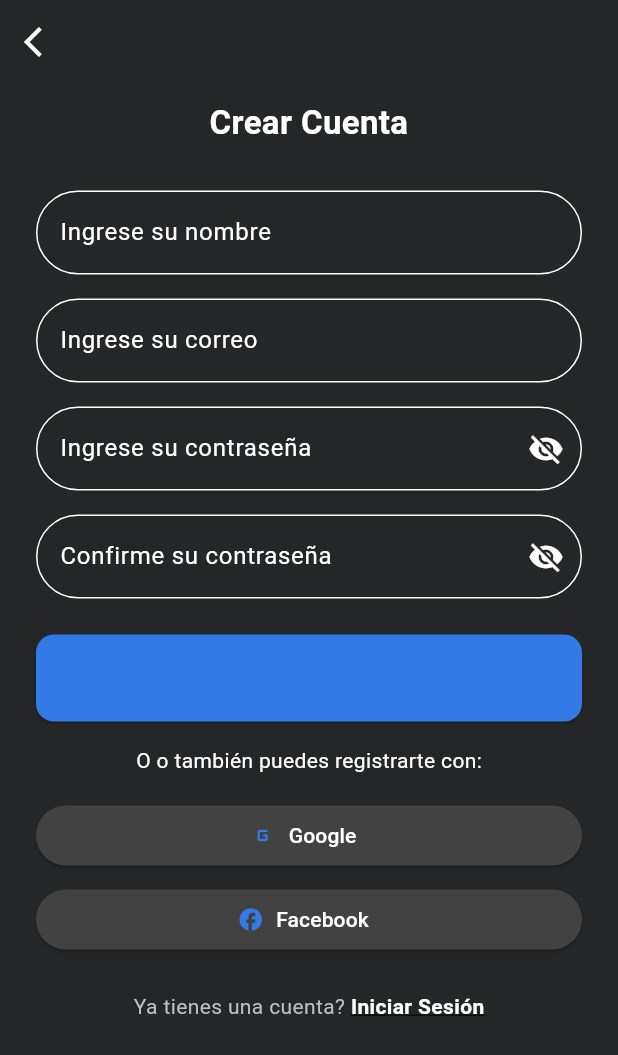
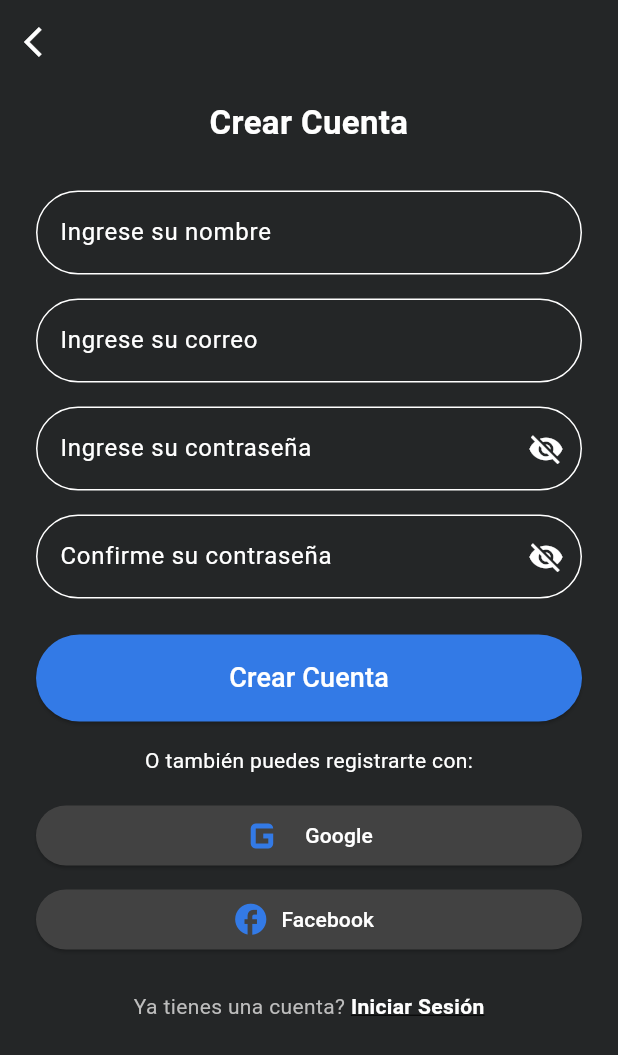
Before and after one commit to AxelRivera504/LoginApp, a Flutter app: the screen it shows after launch, after a tap on "Crear una cuenta", on a phone screen of 412 x 824 dp. Shown: the top 1055 px of the screen. Run offline on Flutter 3.47's test engine with Material 3 defaults, Android fonts, the phone set to English and light mode, and no system bars; our stand-ins replace go_router.

Commit message:
Arreglo de Diseño
Arreglo de boton Crear Cuenta.
Correcion Ortografica de texto.
Cambio de color de Texto.

```diff
--- a/login_app/lib/presentation/screens/home_screen.dart
+++ b/login_app/lib/presentation/screens/home_screen.dart
@@ -8,10 +8,10 @@ class HomeScreen extends StatelessWidget {
   final Integrantes? integrante;
 
   const HomeScreen({
-    Key? key,
+    super.key,
     required this.pageIndex,
     required this.integrante,
-  }) : super(key: key);
+  });
 
   @override
   Widget build(BuildContext context) {
--- a/login_app/lib/presentation/screens/login_screen.dart
+++ b/login_app/lib/presentation/screens/login_screen.dart
@@ -20,7 +20,7 @@ class _LoginScreenState extends State<LoginScreen> {
   final _confirmPasswordController = TextEditingController();
   List<Integrantes> integrantes = [
     Integrantes("dario.rivera@unah.hn", "20212020267", "Axel Rivera"),
-    Integrantes("eduardo.garcia@unah.hn", "20212020268", "Eduardo Garcia"),
+    Integrantes("exgarcia@unah.hn", "20182000505", "Eduardo Garcia"),
   ];
 
 
--- a/login_app/lib/presentation/screens/signup_screen.dart
+++ b/login_app/lib/presentation/screens/signup_screen.dart
@@ -139,28 +139,28 @@ class _SignUpScreenState extends State<SignUpScreen> {
               onPressed: _signUp,
               style: ElevatedButton.styleFrom(
                 backgroundColor: Theme.of(context).colorScheme.primary,
-                shape: RoundedRectangleBorder(borderRadius: BorderRadius.circular(12)),
+                shape: RoundedRectangleBorder(borderRadius: BorderRadius.circular(30)),
                 padding: const EdgeInsets.symmetric(vertical: 16),
               ),
-              child: const Text("Crear Cuenta", style: TextStyle(fontSize: 18)),
+              child: const Text("Crear Cuenta", style: TextStyle(fontSize: 18, color: Colors.white)),
             ),
             const SizedBox(height: 16),
 
             const Center(
-              child: Text("O o también puedes registrarte con:", style: TextStyle(color: Colors.white)),
+              child: Text("O también puedes registrarte con:", style: TextStyle(color: Colors.white)),
             ),
             const SizedBox(height: 16),
 
             ElevatedButton.icon(
               onPressed: () {},
-              icon: const Icon(Icons.g_mobiledata),
+              icon: const Icon(Icons.g_mobiledata, size: 40),
               label: const Text("Google", style: TextStyle(color: Colors.white)),
               style: ElevatedButton.styleFrom(backgroundColor: Colors.grey[800]),
             ),
             const SizedBox(height: 8),
             ElevatedButton.icon(
               onPressed: () {},
-              icon: const Icon(Icons.facebook),
+              icon: const Icon(Icons.facebook, size: 25),
               label: const Text("Facebook", style: TextStyle(color: Colors.white)),
               style: ElevatedButton.styleFrom(backgroundColor: Colors.grey[800]),
             ),
```
